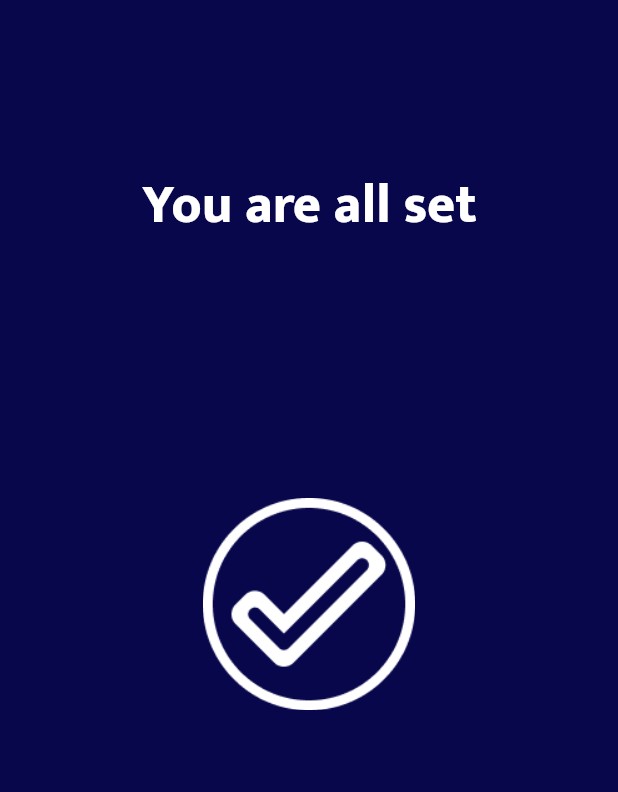
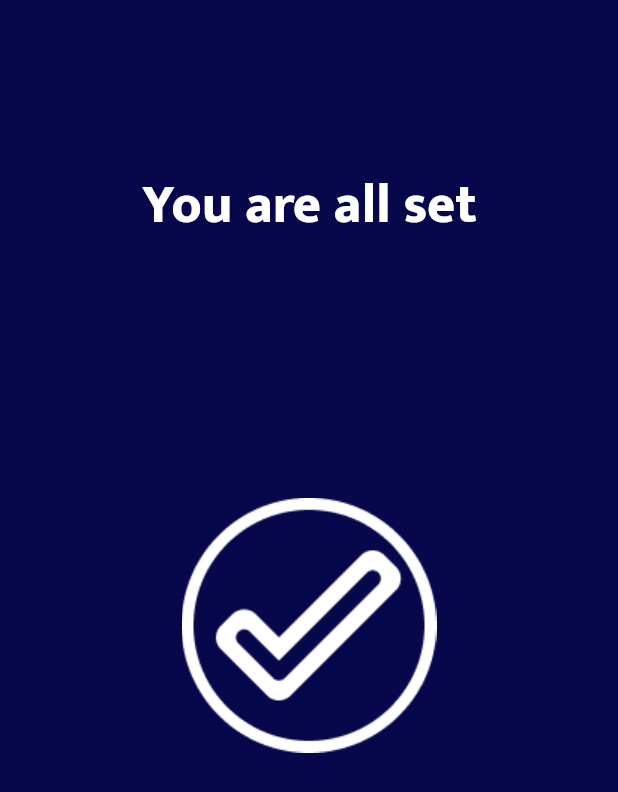
Before and after one commit to ShivamPundir12/ND_Fitness-new, a Flutter app: the AllSet screen opened by its route, on a phone screen of 412 x 824 dp. Shown: the top 792 px of the screen. Run offline on Flutter 3.47's test engine with Material 2 defaults, Android fonts, the phone set to English and light mode, and no system bars; our stand-ins replace cloud_firestore, firebase_auth, firebase_core, flutter_secure_storage, form_field_validator; accounts and stored records are empty.

Commit message:
16-04-23

```diff
--- a/lib/screens/info/all_set.dart
+++ b/lib/screens/info/all_set.dart
@@ -1,6 +1,12 @@
+import 'dart:async';
+
 import 'package:flutter/material.dart';
 import 'package:nd_fitness/generated/assets.dart';
 import 'package:nd_fitness/materials/colors.dart';
+import 'package:nd_fitness/screens/user/profile.dart';
+
+import '../../services/secure_storage.dart';
+import '../onboard/splash_scrn.dart';
 
 class AllSet extends StatefulWidget {
   const AllSet({Key? key}) : super(key: key);
@@ -10,7 +16,32 @@ class AllSet extends StatefulWidget {
 }
 
 class _AllSetState extends State<AllSet> {
+  final secure_storage secureStorage = secure_storage();
   @override
+  void initState() {
+    secureStorage.readSecureData('email').then((value) {
+      finalEmail = value;
+    });
+    secureStorage.readSecureData('name').then((value) {
+      finalName = value;
+    });
+    Timer(
+      Duration(seconds: 2),
+      () => Navigator.pushReplacement(
+        context,
+        PageRouteBuilder(
+          barrierDismissible: false,
+          opaque: false,
+          transitionDuration: Duration(milliseconds: 200),
+          pageBuilder: ((BuildContext context, animation, secondaryAnimation) {
+            return finalEmail == null ? AllSet() : Usr_Profile();
+          }),
+        ),
+      ),
+    );
+    super.initState();
+  }
+
   Widget build(BuildContext context) {
     return Scaffold(
       backgroundColor: background_color,
@@ -36,7 +67,9 @@ class _AllSetState extends State<AllSet> {
                   top: MediaQuery.of(context).size.height * 0.2),
               child: Image.asset(
                 Assets.assetsDone,
-                scale: 1.2,
+                scale: 1.0,
+                color: text_color2,
+                fit: BoxFit.fill,
               ),
             )
           ],
--- a/lib/screens/info/profile.dart
+++ b/lib/screens/info/profile.dart
@@ -349,7 +349,6 @@ class _ProfileState extends State<Profile> {
                                   _relatvnamecontroller.text,
                                   _reltioncontroller.text,
                                   _emrccontroller.text);
-                              Message.custommessage("You are all Set", context);
                               Navigator.pushNamedAndRemoveUntil(
                                 context,
                                 "/member",
```
Also changed, not shown: lib/screens/info/membership/membership.dart (+61 -14 lines), lib/screens/info/membership/plan_card.dart (+6 -2 lines), lib/services/firestore.dart (+16 -1 lines).
